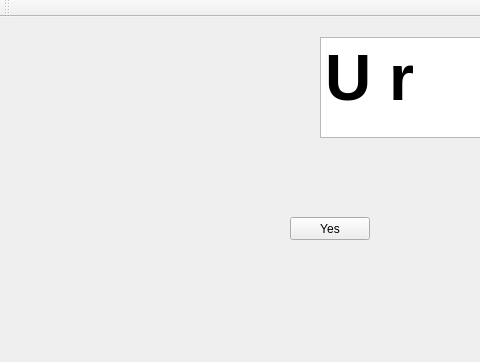
First picture: the form in 2019-04-11/Yungshidder/mainwindow.ui, repository Wastedplatypus/Programmering-1, before the edit; both pictures show x 0 to 480 and y 0 to 362 of the 848 by 362 pixel window.
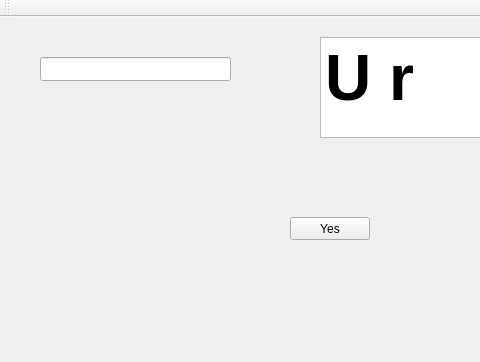
Second picture: the form after the edit.

The edit to the form file:
```diff
--- a/2019-04-11/Yungshidder/mainwindow.ui
+++ b/2019-04-11/Yungshidder/mainwindow.ui
@@ -57,6 +57,16 @@
 &lt;p style=&quot; margin-top:0px; margin-bottom:0px; margin-left:0px; margin-right:0px; -qt-block-indent:0; text-indent:0px;&quot;&gt;&lt;span style=&quot; font-size:48pt; font-weight:600;&quot;&gt;U r gay&lt;/span&gt;&lt;/p&gt;&lt;/body&gt;&lt;/html&gt;</string>
     </property>
    </widget>
+   <widget class="QLineEdit" name="lineEdit">
+    <property name="geometry">
+     <rect>
+      <x>40</x>
+      <y>40</y>
+      <width>191</width>
+      <height>24</height>
+     </rect>
+    </property>
+   </widget>
   </widget>
   <widget class="QMenuBar" name="menuBar">
    <property name="geometry">
```
